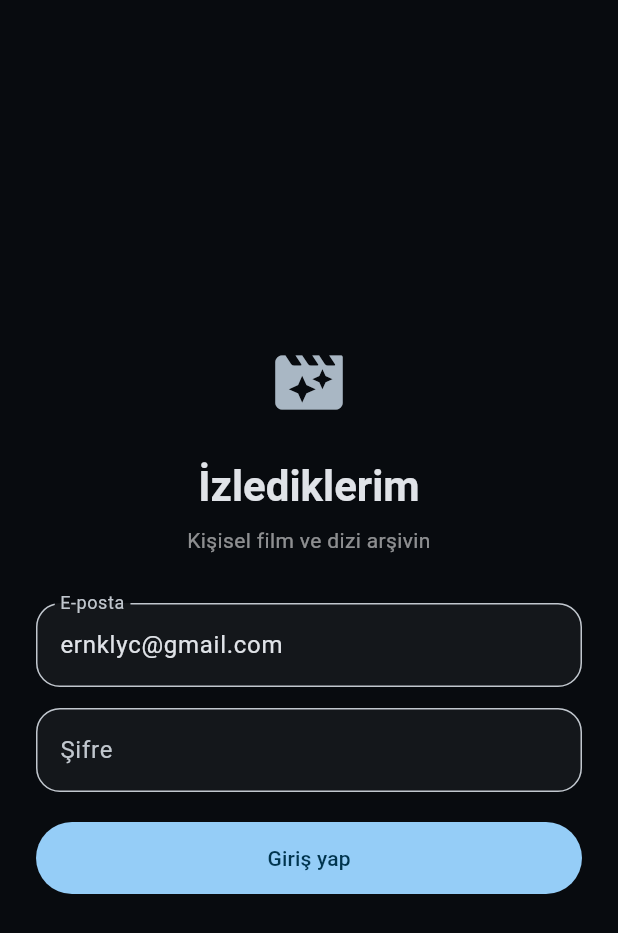
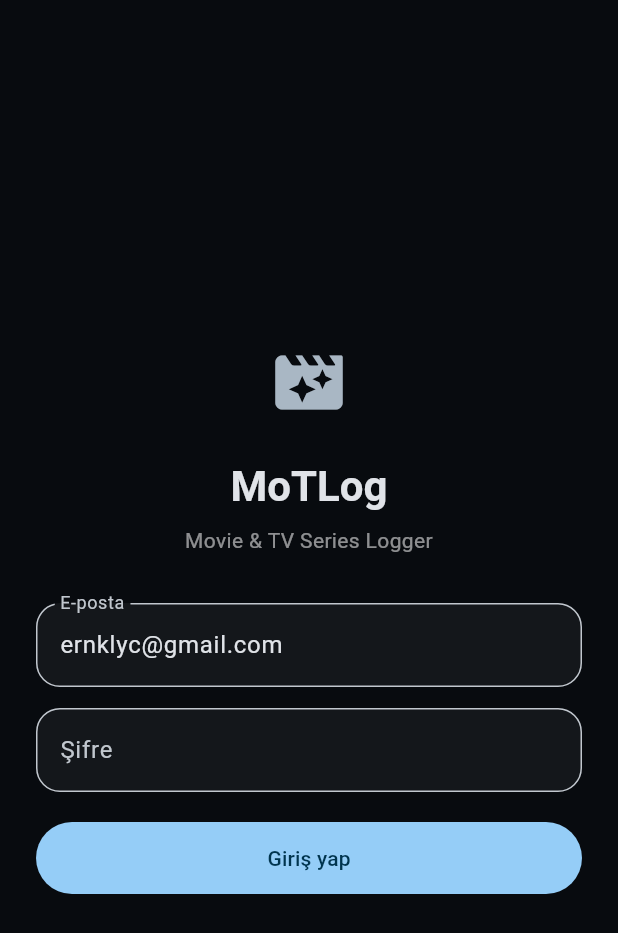
Before and after one commit to ernklyc/ernklyc.dev, a Flutter app: the screen it shows after launch, on a phone screen of 412 x 824 dp. Shown: the top 933 px of the screen. Run offline on Flutter 3.47's test engine with Material 3 defaults, Android fonts, the phone set to English and light mode, and no system bars; our stand-ins replace cloud_firestore, file_picker, firebase_auth, firebase_core; accounts and stored records are empty.

Commit message:
chore: brand mobile app as MoTLog

```diff
--- a/mobile/lib/main.dart
+++ b/mobile/lib/main.dart
@@ -20,7 +20,7 @@ class MovieLogApp extends StatelessWidget {
   Widget build(BuildContext context) {
     return MaterialApp(
       debugShowCheckedModeBanner: false,
-      title: 'İzlediklerim',
+      title: 'MoTLog',
       theme: ThemeData(
         brightness: Brightness.dark,
         scaffoldBackgroundColor: const Color(0xFF080B0F),
--- a/mobile/lib/screens/library_screen.dart
+++ b/mobile/lib/screens/library_screen.dart
@@ -153,7 +153,7 @@ class _LibraryScreenState extends State<LibraryScreen> {
       return Scaffold(
         appBar: AppBar(
           title: const Text(
-            'İzlediklerim',
+            'MoTLog',
             style: TextStyle(fontWeight: FontWeight.w700),
           ),
           actions: [
--- a/mobile/lib/screens/login_screen.dart
+++ b/mobile/lib/screens/login_screen.dart
@@ -59,7 +59,7 @@ class _LoginScreenState extends State<LoginScreen> {
                 ),
                 const SizedBox(height: 24),
                 Text(
-                  'İzlediklerim',
+                  'MoTLog',
                   textAlign: TextAlign.center,
                   style: Theme.of(context).textTheme.headlineMedium?.copyWith(
                     fontWeight: FontWeight.w700,
@@ -67,7 +67,7 @@ class _LoginScreenState extends State<LoginScreen> {
                 ),
                 const SizedBox(height: 8),
                 const Text(
-                  'Kişisel film ve dizi arşivin',
+                  'Movie & TV Series Logger',
                   textAlign: TextAlign.center,
                   style: TextStyle(color: Colors.white54),
                 ),
```
Also changed, not shown: mobile/assets/branding/motlog-icon-source.png (added), 6 other files.
